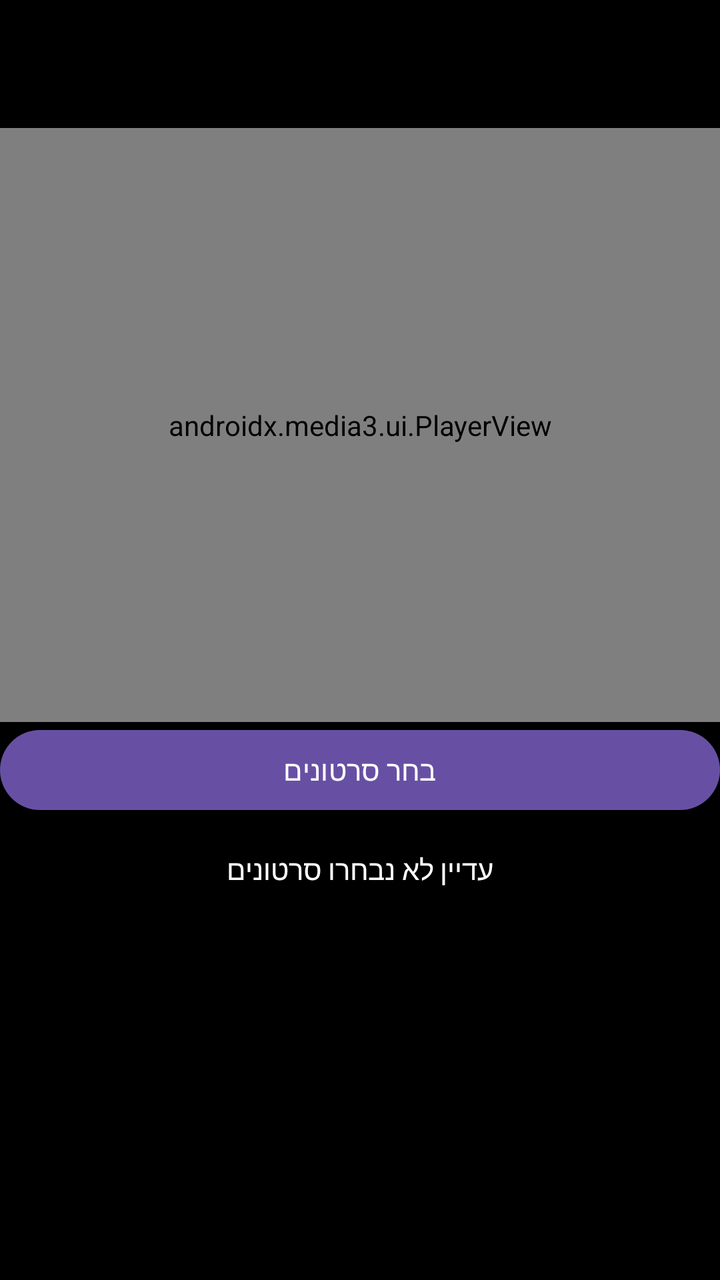
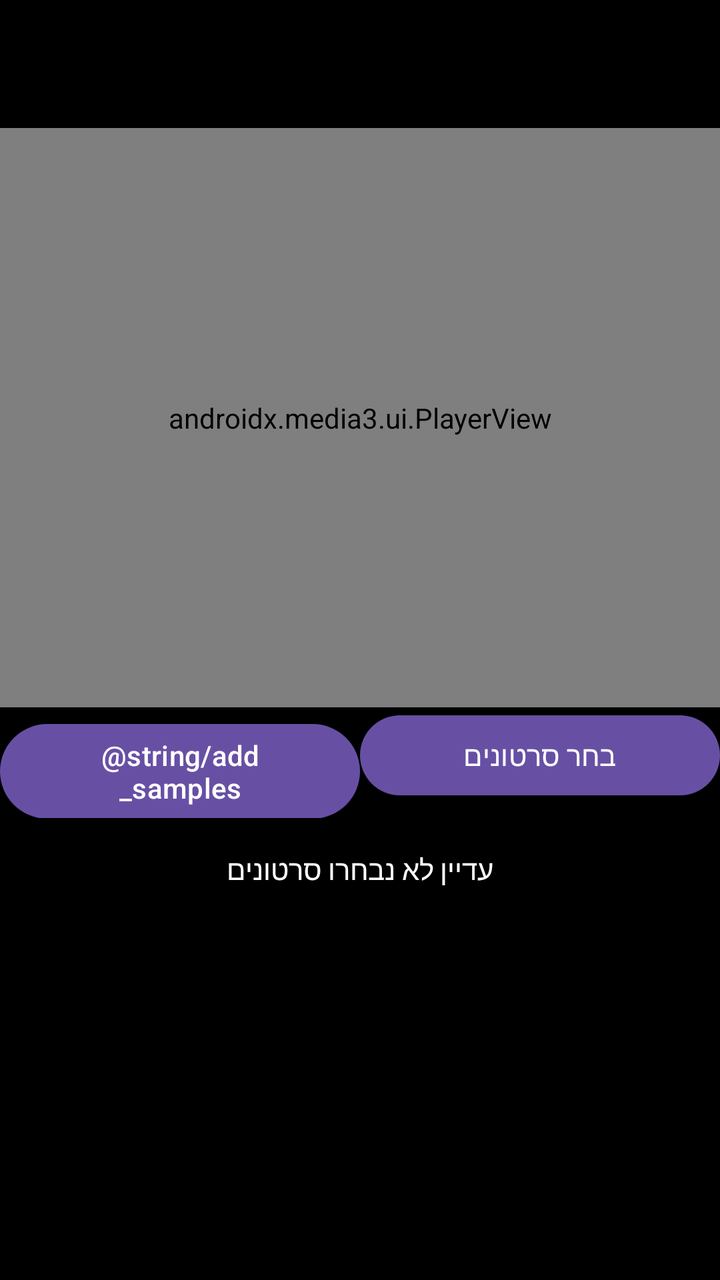

Two renders of the same Android screen: before a commit and after it. Below are the layout's source before the change and the commit's diff.
<!-- AndroidManifest.xml: application theme Theme.VideoPlayer -->
<!-- res/layout/activity_main.xml -->
<?xml version="1.0" encoding="utf-8"?>
<LinearLayout xmlns:android="http://schemas.android.com/apk/res/android" android:layout_width="match_parent" android:layout_height="match_parent" android:orientation="vertical" android:background="#000000">
<com.google.android.material.appbar.MaterialToolbar android:id="@+id/toolbar" android:layout_width="match_parent" android:layout_height="?attr/actionBarSize" android:title="Video Player" android:titleTextColor="#FFFFFF"/>
<androidx.media3.ui.PlayerView android:id="@+id/playerView" android:layout_width="match_parent" android:layout_height="0dp" android:layout_weight="1" android:keepScreenOn="true"/>
<Button android:id="@+id/addVideos" android:layout_width="match_parent" android:layout_height="wrap_content" android:text="@string/choose_videos"/>
<TextView android:id="@+id/emptyText" android:layout_width="match_parent" android:layout_height="wrap_content" android:gravity="center" android:padding="16dp" android:text="@string/empty_playlist" android:textColor="#FFFFFF"/>
<androidx.recyclerview.widget.RecyclerView android:id="@+id/playlist" android:layout_width="match_parent" android:layout_height="180dp" android:padding="8dp"/>
</LinearLayout>
<!-- resources referenced by this layout -->
<resources>
  <string name="choose_videos">בחר סרטונים</string>
  <string name="empty_playlist">עדיין לא נבחרו סרטונים</string>
  <style name="Theme.VideoPlayer" parent="Theme.Material3.DayNight.NoActionBar" />
</resources>

<!-- the commit's change to res/layout/activity_main.xml (unified diff, before → after) -->
@@ -1,8 +1,11 @@
 <?xml version="1.0" encoding="utf-8"?>
 <LinearLayout xmlns:android="http://schemas.android.com/apk/res/android" android:layout_width="match_parent" android:layout_height="match_parent" android:orientation="vertical" android:background="#000000">
-<com.google.android.material.appbar.MaterialToolbar android:id="@+id/toolbar" android:layout_width="match_parent" android:layout_height="?attr/actionBarSize" android:title="Video Player" android:titleTextColor="#FFFFFF"/>
-<androidx.media3.ui.PlayerView android:id="@+id/playerView" android:layout_width="match_parent" android:layout_height="0dp" android:layout_weight="1" android:keepScreenOn="true"/>
-<Button android:id="@+id/addVideos" android:layout_width="match_parent" android:layout_height="wrap_content" android:text="@string/choose_videos"/>
-<TextView android:id="@+id/emptyText" android:layout_width="match_parent" android:layout_height="wrap_content" android:gravity="center" android:padding="16dp" android:text="@string/empty_playlist" android:textColor="#FFFFFF"/>
-<androidx.recyclerview.widget.RecyclerView android:id="@+id/playlist" android:layout_width="match_parent" android:layout_height="180dp" android:padding="8dp"/>
+    <com.google.android.material.appbar.MaterialToolbar android:id="@+id/toolbar" android:layout_width="match_parent" android:layout_height="?attr/actionBarSize" android:title="Video Player" android:titleTextColor="#FFFFFF"/>
+    <androidx.media3.ui.PlayerView android:id="@+id/playerView" android:layout_width="match_parent" android:layout_height="0dp" android:layout_weight="1" android:keepScreenOn="true"/>
+    <LinearLayout android:layout_width="match_parent" android:layout_height="wrap_content" android:orientation="horizontal">
+        <Button android:id="@+id/addSamples" android:layout_width="0dp" android:layout_height="wrap_content" android:layout_weight="1" android:text="@string/add_samples"/>
+        <Button android:id="@+id/addVideos" android:layout_width="0dp" android:layout_height="wrap_content" android:layout_weight="1" android:text="@string/choose_videos"/>
+    </LinearLayout>
+    <TextView android:id="@+id/emptyText" android:layout_width="match_parent" android:layout_height="wrap_content" android:gravity="center" android:padding="16dp" android:text="@string/empty_playlist" android:textColor="#FFFFFF"/>
+    <androidx.recyclerview.widget.RecyclerView android:id="@+id/playlist" android:layout_width="match_parent" android:layout_height="180dp" android:padding="8dp"/>
 </LinearLayout>
